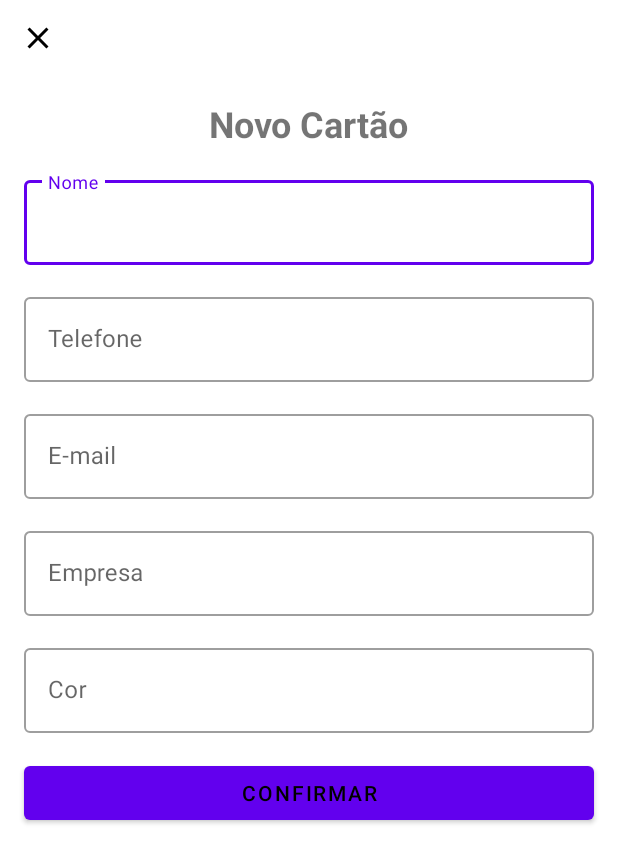
After one commit to zimbaldi/Buisiness-card, an Android app: the AddBusinessCardActivity screen opened directly, with no data from a screen before it, on a phone screen of 412 x 824 dp. The commit adds this screen. Shown: the top 863 px of the screen. Run offline under Robolectric (Android 15) with nearby library versions, the phone set to English and light mode, and no system bars.

Commit message:
Iniciando programação do Room

```diff
--- a/app/src/main/AndroidManifest.xml
+++ b/app/src/main/AndroidManifest.xml
@@ -15,6 +15,9 @@
         android:theme="@style/Theme.BusinessCard"
         tools:targetApi="31">
         <activity
+            android:name=".ui.AddBusinessCardActivity"
+            android:exported="false" />
+        <activity
             android:name=".ui.MainActivity"
             android:exported="true">
             <intent-filter>
--- /dev/null
+++ b/app/src/main/java/me/dio/businesscard/data/BusinessCard.kt
@@ -0,0 +1,15 @@
+package me.dio.businesscard.data
+
+import androidx.room.Entity
+import androidx.room.PrimaryKey
+
+@Entity
+data class BusinessCard (
+    @PrimaryKey(autoGenerate = true)
+    val id: Int = 0,
+    val nome: String,
+    val empresa: String,
+    val telefone: String,
+    val email: String,
+    val fundoPersonalizado: String
+    )
--- /dev/null
+++ b/app/src/main/java/me/dio/businesscard/data/BusinessCardDao.kt
@@ -0,0 +1,17 @@
+package me.dio.businesscard.data
+
+import androidx.lifecycle.LiveData
+import androidx.room.Dao
+import androidx.room.Insert
+import androidx.room.OnConflictStrategy
+import androidx.room.Query
+
+@Dao
+interface BusinessCardDao {
+
+    @Query("SELECT * FROM BusinessCard")
+    fun getAll(): LiveData<List<BusinessCard>>
+
+    @Insert(onConflict = OnConflictStrategy.IGNORE)
+    suspend fun insert(businessCard: BusinessCard)
+}
--- /dev/null
+++ b/app/src/main/java/me/dio/businesscard/ui/AddBusinessCardActivity.kt
@@ -0,0 +1,24 @@
+package me.dio.businesscard.ui
+
+import android.os.Bundle
+import androidx.appcompat.app.AppCompatActivity
+import me.dio.businesscard.databinding.ActivityAddBusinessCardBinding
+
+class AddBusinessCardActivity : AppCompatActivity() {
+
+    private val binding by lazy { ActivityAddBusinessCardBinding.inflate(layoutInflater) }
+    override fun onCreate(savedInstanceState: Bundle?) {
+        super.onCreate(savedInstanceState)
+        setContentView(binding.root)
+        insertListeners()
+    }
+
+    private fun insertListeners(){
+        binding.btnClose.setOnClickListener {
+            finish()
+        }
+        binding.btnConfirm.setOnClickListener{
+
+        }
+    }
+}
--- a/app/src/main/java/me/dio/businesscard/ui/MainActivity.kt
+++ b/app/src/main/java/me/dio/businesscard/ui/MainActivity.kt
@@ -1,8 +1,8 @@
 package me.dio.businesscard.ui
 
+import android.content.Intent
+import android.os.Bundle
 import androidx.appcompat.app.AppCompatActivity
-import android.os.Bundle
-import me.dio.businesscard.R
 import me.dio.businesscard.databinding.ActivityMainBinding
 
 class MainActivity : AppCompatActivity() {
@@ -11,5 +11,13 @@ class MainActivity : AppCompatActivity() {
     override fun onCreate(savedInstanceState: Bundle?) {
         super.onCreate(savedInstanceState)
         setContentView(binding.root)
+        insertListener()
+    }
+
+    private fun insertListener(){
+        binding.fab.setOnClickListener{
+            val intent = Intent(this@MainActivity, AddBusinessCardActivity::class.java)
+            startActivity(intent)
+        }
     }
 }
--- /dev/null
+++ b/app/src/main/res/drawable/ic_close.xml
@@ -0,0 +1,5 @@
+<vector android:height="24dp" android:tint="#000000"
+    android:viewportHeight="24" android:viewportWidth="24"
+    android:width="24dp" xmlns:android="http://schemas.android.com/apk/res/android">
+    <path android:fillColor="@android:color/white" android:pathData="M19,6.41L17.59,5 12,10.59 6.41,5 5,6.41 10.59,12 5,17.59 6.41,19 12,13.41 17.59,19 19,17.59 13.41,12z"/>
+</vector>
--- /dev/null
+++ b/app/src/main/res/layout/activity_add_business_card.xml
@@ -0,0 +1,130 @@
+<?xml version="1.0" encoding="utf-8"?>
+<androidx.constraintlayout.widget.ConstraintLayout xmlns:android="http://schemas.android.com/apk/res/android"
+    xmlns:app="http://schemas.android.com/apk/res-auto"
+    xmlns:tools="http://schemas.android.com/tools"
+    android:layout_width="match_parent"
+    android:layout_height="match_parent"
+    tools:context=".ui.AddBusinessCardActivity">
+
+    <ImageButton
+        android:id="@+id/btn_close"
+        android:layout_width="50dp"
+        android:layout_height="50dp"
+        android:background="?attr/actionBarItemBackground"
+        android:src="@drawable/ic_close"
+        app:layout_constraintStart_toStartOf="parent"
+        app:layout_constraintTop_toTopOf="parent" />
+
+    <com.google.android.material.textview.MaterialTextView
+        android:id="@+id/tv_title"
+        android:layout_width="wrap_content"
+        android:layout_height="wrap_content"
+        android:layout_margin="16dp"
+        android:text="@string/label_description_new_card"
+        android:textSize="24sp"
+        android:textStyle="bold"
+        app:layout_constraintEnd_toEndOf="parent"
+        app:layout_constraintStart_toStartOf="parent"
+        app:layout_constraintTop_toBottomOf="@+id/btn_close" />
+
+    <com.google.android.material.textfield.TextInputLayout
+        android:id="@+id/til_nome"
+        style="@style/Widget.MaterialComponents.TextInputLayout.OutlinedBox"
+        android:layout_width="0dp"
+        android:layout_height="wrap_content"
+        android:layout_margin="16dp"
+        android:hint="@string/label_name"
+        app:layout_constraintEnd_toEndOf="parent"
+        app:layout_constraintStart_toStartOf="parent"
+        app:layout_constraintTop_toBottomOf="@+id/tv_title">
+
+        <com.google.android.material.textfield.TextInputEditText
+            android:layout_width="match_parent"
+            android:layout_height="match_parent"
+            android:inputType="text" />
+
+    </com.google.android.material.textfield.TextInputLayout>
+
+    <com.google.android.material.textfield.TextInputLayout
+        android:id="@+id/til_telefone"
+        style="@style/Widget.MaterialComponents.TextInputLayout.OutlinedBox"
+        android:layout_width="0dp"
+        android:layout_height="wrap_content"
+        android:layout_margin="16dp"
+        android:hint="@string/label_telefone"
+        app:layout_constraintEnd_toEndOf="parent"
+        app:layout_constraintStart_toStartOf="parent"
+        app:layout_constraintTop_toBottomOf="@+id/til_nome">
+
+        <com.google.android.material.textfield.TextInputEditText
+            android:layout_width="match_parent"
+            android:layout_height="match_parent"
+            android:inputType="number" />
+
+    </com.google.android.material.textfield.TextInputLayout>
+
+    <com.google.android.material.textfield.TextInputLayout
+        android:id="@+id/til_email"
+        style="@style/Widget.MaterialComponents.TextInputLayout.OutlinedBox"
+        android:layout_width="0dp"
+        android:layout_height="wrap_content"
+        android:layout_margin="16dp"
+        android:hint="@string/label_email"
+        app:layout_constraintEnd_toEndOf="parent"
+        app:layout_constraintStart_toStartOf="parent"
+        app:layout_constraintTop_toBottomOf="@+id/til_telefone">
+
+        <com.google.android.material.textfield.TextInputEditText
+            android:layout_width="match_parent"
+            android:layout_height="match_parent"
+            android:inputType="textEmailAddress" />
+
+    </com.google.android.material.textfield.TextInputLayout>
+
+    <com.google.android.material.textfield.TextInputLayout
+        android:id="@+id/til_empresa"
+        style="@style/Widget.MaterialComponents.TextInputLayout.OutlinedBox"
+        android:layout_width="0dp"
+        android:layout_height="wrap_content"
+        android:layout_margin="16dp"
+        android:hint="@string/label_empresa"
+        app:layout_constraintEnd_toEndOf="parent"
+        app:layout_constraintStart_toStartOf="parent"
+        app:layout_constraintTop_toBottomOf="@+id/til_email">
+
+        <com.google.android.material.textfield.TextInputEditText
+            android:layout_width="match_parent"
+            android:layout_height="match_parent"
+            android:inputType="text" />
+
+    </com.google.android.material.textfield.TextInputLayout>
+
+    <com.google.android.material.textfield.TextInputLayout
+        android:id="@+id/til_cor"
+        style="@style/Widget.MaterialComponents.TextInputLayout.OutlinedBox"
+        android:layout_width="0dp"
+        android:layout_height="wrap_content"
+        android:layout_margin="16dp"
+        android:hint="@string/label_cor"
+        app:layout_constraintEnd_toEndOf="parent"
+        app:layout_constraintStart_toStartOf="parent"
+        app:layout_constraintTop_toBottomOf="@+id/til_empresa">
+
+        <com.google.android.material.textfield.TextInputEditText
+            android:layout_width="match_parent"
+            android:layout_height="match_parent"
+            android:inputType="text" />
+
+    </com.google.android.material.textfield.TextInputLayout>
+
+    <com.google.android.material.button.MaterialButton
+        android:id="@+id/btn_confirm"
+        android:layout_width="0dp"
+        android:layout_height="wrap_content"
+        android:layout_margin="16dp"
+        android:text="@string/label_confirmar"
+        app:layout_constraintEnd_toEndOf="parent"
+        app:layout_constraintStart_toStartOf="parent"
+        app:layout_constraintTop_toBottomOf="@id/til_cor" />
+
+</androidx.constraintlayout.widget.ConstraintLayout>
--- a/app/src/main/res/layout/activity_main.xml
+++ b/app/src/main/res/layout/activity_main.xml
@@ -29,11 +29,12 @@
         tools:listitem="@layout/item_business_card" />
 
     <com.google.android.material.floatingactionbutton.FloatingActionButton
+        android:id="@+id/fab"
         android:layout_width="wrap_content"
         android:layout_height="wrap_content"
         android:layout_margin="16dp"
         app:layout_constraintBottom_toBottomOf="parent"
         app:layout_constraintEnd_toEndOf="parent"
-        app:srcCompat="@drawable/ic_add_24" />
+        app:srcCompat="@drawable/ic_add" />
 
 </androidx.constraintlayout.widget.ConstraintLayout>
--- a/app/src/main/res/values/strings.xml
+++ b/app/src/main/res/values/strings.xml
@@ -1,4 +1,11 @@
 <resources>
     <string name="app_name">BusinessCard</string>
     <string name="label_business_cards">Cartão de Visita</string>
+    <string name="label_description_new_card">Novo Cartão</string>
+    <string name="label_name">Nome</string>
+    <string name="label_telefone">Telefone</string>
+    <string name="label_email">E-mail</string>
+    <string name="label_empresa">Empresa</string>
+    <string name="label_cor">Cor</string>
+    <string name="label_confirmar">Confirmar</string>
 </resources>
```
Also changed, not shown: app/src/main/res/drawable/ic_add.xml (renamed from app/src/main/res/drawable/ic_add_24.xml).
